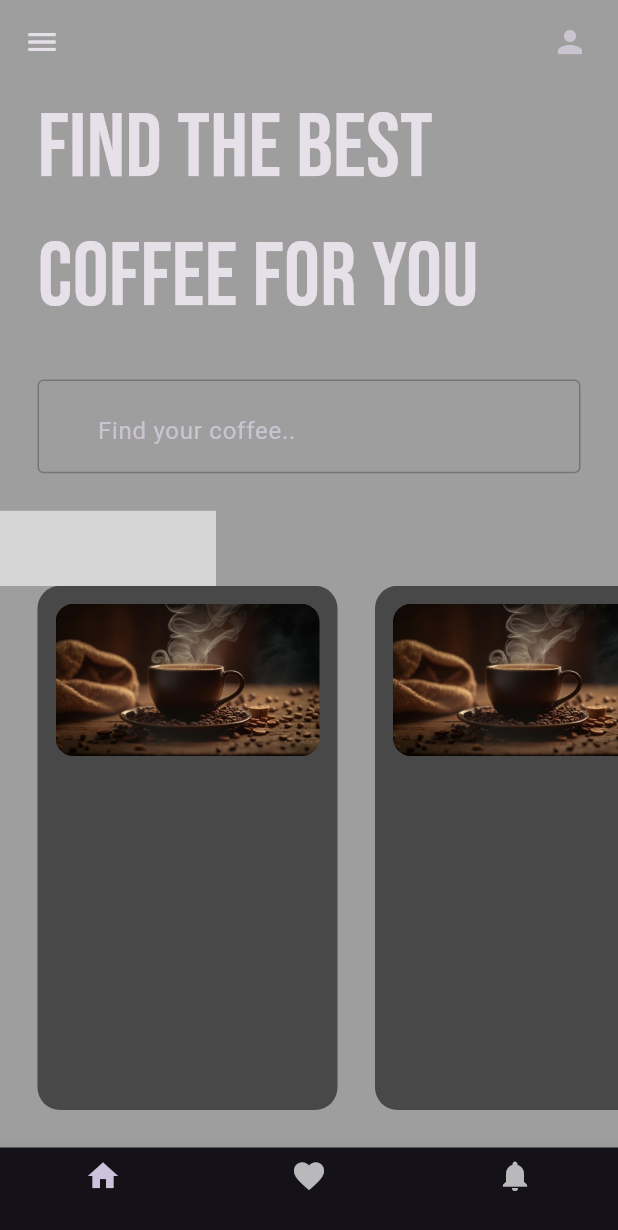
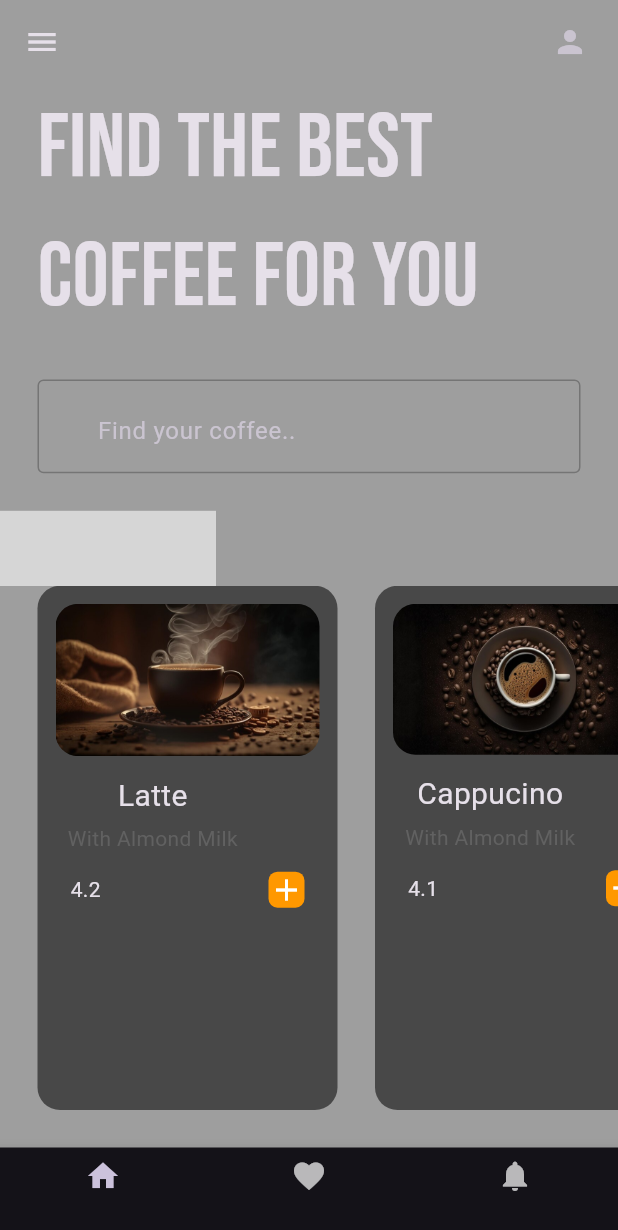
Before and after one commit to CLS11/coffee_app, a Flutter app: the screen it shows after launch, on a phone screen of 412 x 824 dp. Shown: the top 1230 px of the screen. Run offline on Flutter 3.47's test engine with Material 3 defaults, Android fonts, the phone set to English and light mode, and no system bars; our stand-ins replace google_fonts; grey boxes are pictures that could not be loaded.

Commit message:
Added properties to change the fixed features.

```diff
--- a/lib/utilities/coffee_tile.dart
+++ b/lib/utilities/coffee_tile.dart
@@ -1,7 +1,15 @@
 import 'package:flutter/material.dart';
 
 class CoffeeTile extends StatelessWidget {
-  const CoffeeTile({super.key});
+  const CoffeeTile({
+    required this.coffeeImagePath,
+    required this.coffeeName,
+    required this.coffeePrice,
+    super.key,
+  });
+  final String coffeeImagePath;
+  final String coffeeName;
+  final String coffeePrice;
 
   @override
   Widget build(BuildContext context) {
@@ -18,10 +26,54 @@ class CoffeeTile extends StatelessWidget {
           color: Colors.black54,
         ),
         child: Column(
+          crossAxisAlignment: CrossAxisAlignment.start,
           children: [
             ClipRRect(
-              borderRadius: BorderRadius.circular(12),
-              child: Image.asset('assets/c1.jpg'),
+              borderRadius: BorderRadius.circular(15),
+              child: Image.asset(coffeeImagePath),
+            ),
+            Padding(
+              padding: const EdgeInsets.symmetric(
+                vertical: 12,
+                horizontal: 8,
+              ),
+              child: Column(
+                children: [
+                  Text(
+                    coffeeName,
+                    style: TextStyle(fontSize: 20),
+                  ),
+                  const SizedBox(
+                    height: 4,
+                  ),
+                  Text(
+                    'With Almond Milk',
+                    style: TextStyle(
+                      color: Colors.grey[700],
+                    ),
+                  ),
+                ],
+              ),
+            ),
+            Padding(
+              padding: const EdgeInsets.symmetric(
+                horizontal: 10,
+              ),
+              child: Row(
+                mainAxisAlignment: MainAxisAlignment.spaceBetween,
+                children: [
+                  Text(
+                    coffeePrice,
+                  ),
+                  Container(
+                    decoration: BoxDecoration(
+                      color: Colors.orange,
+                      borderRadius: BorderRadius.circular(6),
+                    ),
+                    child: const Icon(Icons.add),
+                  ),
+                ],
+              ),
             ),
           ],
         ),
```
